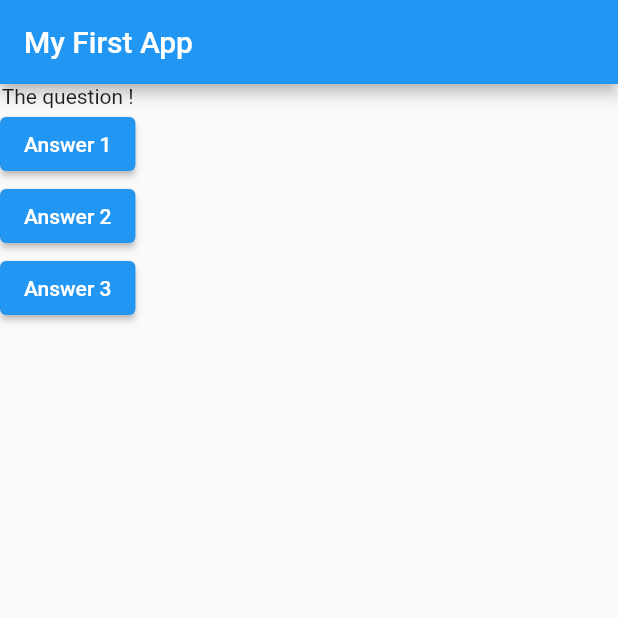
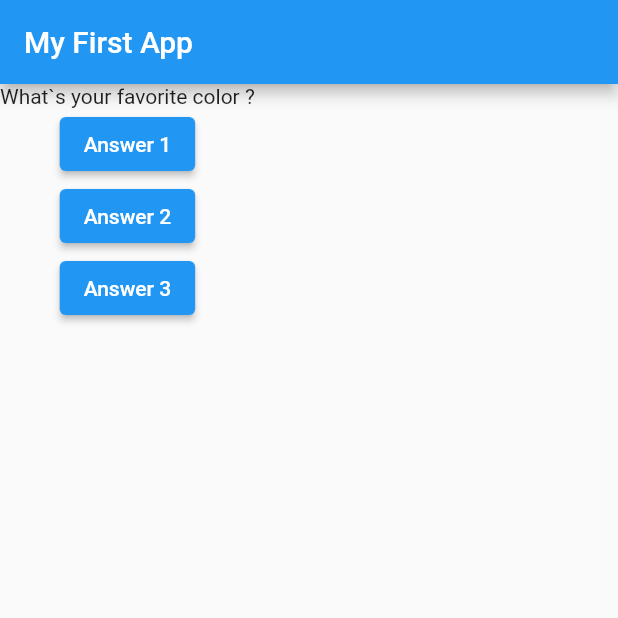
Before and after one commit to godomainz/flutter_quiz_app, a Flutter app: the screen it shows after launch, after a tap on "Answer 1", on a phone screen of 412 x 824 dp, the top half of it. Run offline on Flutter 3.47's test engine with Material 2 defaults, Android fonts, the phone set to English and light mode, and no system bars.

Commit message:
019 Updating Widget Data (Or Using StatelessWidget Incorrectly)

```diff
--- a/lib/main.dart
+++ b/lib/main.dart
@@ -3,15 +3,17 @@ import 'package:flutter/material.dart';
 void main() => runApp(MyApp());
 
 class MyApp extends StatelessWidget {
+  int questionIndex = 0;
   void answerQuestion() {
-    print("Answer chosen");
+    questionIndex = questionIndex + 1;
+    print(questionIndex);
   }
 
   @override
   Widget build(BuildContext context) {
     var questions = [
-      "What`s your favorite color?",
-      "What's your favorite animal?"
+      "What`s your favorite color ?",
+      "What's your favorite animal ?"
     ];
     return MaterialApp(
       home: Scaffold(
@@ -20,7 +22,7 @@ class MyApp extends StatelessWidget {
         ),
         body: Column(
           children: [
-            Text("The question !"),
+            Text(questions[questionIndex]),
             ElevatedButton(onPressed: answerQuestion, child: Text('Answer 1')),
             ElevatedButton(
                 onPressed: () => print("Answer 2"), child: Text('Answer 2')),
```
